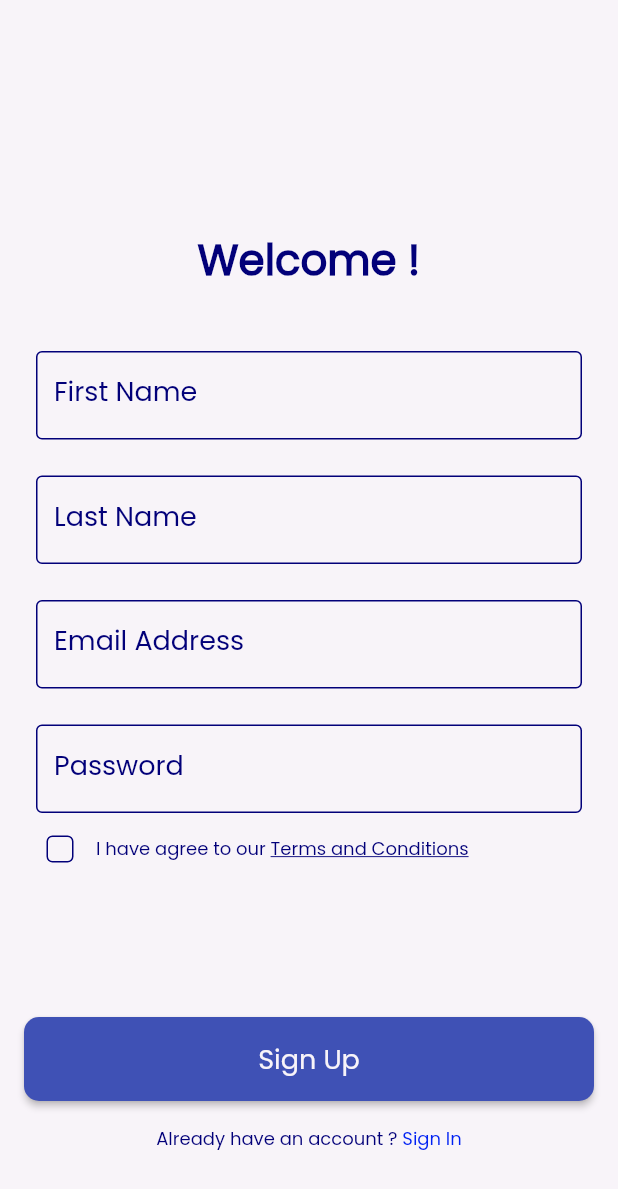
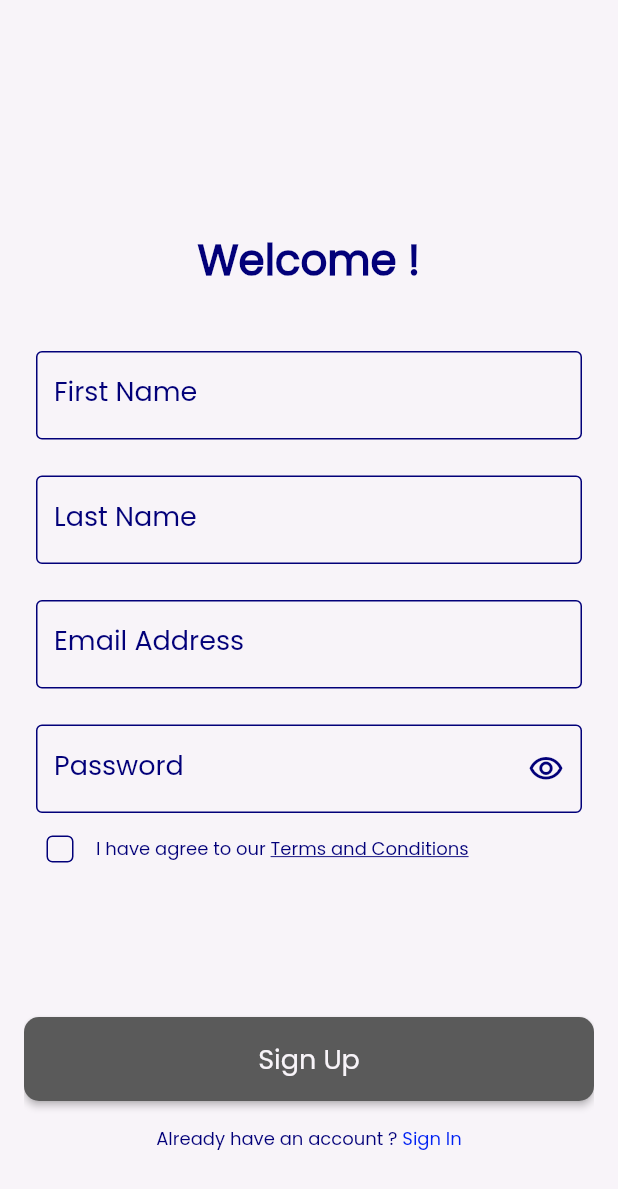
Before and after one commit to ahmedramadan-20/medical_center, a Flutter app: the SignUpView screen opened by its route, on a phone screen of 412 x 824 dp. Shown: the top 1189 px of the screen. Run offline on Flutter 3.47's test engine with Material 2 defaults, Android fonts, the light colour scheme and no system bars; our stand-ins replace firebase_auth, firebase_core, flutter_animate, flutter_bloc, fluttertoast, get_it and 2 more; accounts and stored records are empty.

Commit message:
sign up done

```diff
--- a/lib/core/routes/app_router.dart
+++ b/lib/core/routes/app_router.dart
@@ -1,10 +1,10 @@
 import 'package:flutter_bloc/flutter_bloc.dart';
 import 'package:go_router/go_router.dart';
-import 'package:medical_center/core/services/service_locator.dart';
 import 'package:medical_center/features/auth/presentation/auth_cubit/auth_cubit.dart';
 import 'package:medical_center/features/auth/presentation/views/sign_in_view.dart';
 import 'package:medical_center/features/on_boarding/presentation/view_model/cubit/on_boarding_cubit.dart';
 import '../../features/auth/presentation/views/sign_up_view.dart';
+import '../../features/home/presentation/views/home_view.dart';
 import '../../features/on_boarding/presentation/views/on_boarding_view.dart';
 import '../../features/splash/presentation/views/splash_view.dart';
 
@@ -23,15 +23,19 @@ final GoRouter router = GoRouter(routes: [
   GoRoute(
     path: '/signUp',
     builder: (context, state) => BlocProvider(
-      create: (context) => getIt<AuthCubit>(),
+      create: (context) => AuthCubit(),
       child: const SignUpView(),
     ),
   ),
   GoRoute(
     path: '/signIn',
     builder: (context, state) => BlocProvider(
-      create: (context) => getIt<AuthCubit>(),
+      create: (context) => AuthCubit(),
       child: const SignInView(),
     ),
   ),
+  GoRoute(
+    path: '/home',
+    builder: (context, state) => const HomeView(),
+  ),
 ]);
--- a/lib/features/auth/presentation/auth_cubit/auth_state.dart
+++ b/lib/features/auth/presentation/auth_cubit/auth_state.dart
@@ -1,4 +1,15 @@
 
 abstract class AuthState {}
 
-class AuthInitial extends AuthState {}
+final class AuthInitial extends AuthState {}
+
+
+final class SignUpLoadingState extends AuthState {}
+final class SignUpSuccessState extends AuthState {}
+final class SignUpErrorState extends AuthState {
+  final String errMessage;
+
+  SignUpErrorState({required this.errMessage});
+}
+final class TermsAndConditionsUpdateState extends AuthState {}
+final class ObscurePasswordTextUpdateState extends AuthState {}
--- a/lib/features/auth/presentation/views/sign_up_view.dart
+++ b/lib/features/auth/presentation/views/sign_up_view.dart
@@ -1,9 +1,7 @@
 import 'package:flutter/material.dart';
-import 'package:medical_center/core/widgets/custom_button.dart';
-
-import '../widgets/custom_text_field.dart';
+import 'package:medical_center/core/functions/navigator.dart';
+import '../widgets/custom_sign_up_form.dart';
 import '../widgets/have_an_account_widget.dart';
-import '../widgets/terms_and_conditions.dart';
 import '../widgets/welcome_text_widget.dart';
 
 class SignUpView extends StatelessWidget {
@@ -11,7 +9,7 @@ class SignUpView extends StatelessWidget {
 
   @override
   Widget build(BuildContext context) {
-    return Scaffold(
+    return  Scaffold(
       body: Padding(
         padding: const EdgeInsets.symmetric(horizontal: 16.0),
         child: CustomScrollView(
@@ -33,42 +31,28 @@ class SignUpView extends StatelessWidget {
               ),
             ),
             const SliverToBoxAdapter(
-              child: CustomTextField(labelText: 'First Name'),
-            ),
-            const SliverToBoxAdapter(
-              child: CustomTextField(labelText: 'Last Name'),
-            ),
-            const SliverToBoxAdapter(
-              child: CustomTextField(labelText: 'Email Address'),
-            ),
-            const SliverToBoxAdapter(
-              child: CustomTextField(labelText: 'Password'),
-            ),
-            const SliverToBoxAdapter(
-              child: TermsAndConditionsWidget(),
-            ),
-            const SliverToBoxAdapter(
-              child: SizedBox(
-                height: 88,
-              ),
-            ),
-            SliverToBoxAdapter(
-              child: CustomButton(
-                text: 'Sign Up',
-                onPressed: () {},
-              ),
+              child: CustomSignUpForm(),
             ),
             const SliverToBoxAdapter(
               child: SizedBox(
                 height: 16,
               ),
             ),
-            const SliverToBoxAdapter(
+            SliverToBoxAdapter(
               child: HaveAnAccountWidget(
                 text1: 'Already have an account ? ',
                 text2: 'Sign In',
+                onTap: (){
+                  customNavigate(context, '/signIn');
+                },
               ),
             ),
+            const SliverToBoxAdapter(
+              child: SizedBox(
+                height: 70,
+              ),
+            ),
+
           ],
         ),
       ),
--- a/lib/features/auth/presentation/widgets/custom_check_box.dart
+++ b/lib/features/auth/presentation/widgets/custom_check_box.dart
@@ -1,5 +1,7 @@
 
 import 'package:flutter/material.dart';
+import 'package:flutter_bloc/flutter_bloc.dart';
+import 'package:medical_center/features/auth/presentation/auth_cubit/auth_cubit.dart';
 
 import '../../../../core/utils/app_colors.dart';
 
@@ -25,6 +27,7 @@ class _CustomCheckBoxState extends State<CustomCheckBox> {
         onChanged: (newValue) {
           setState(() {
             value = newValue;
+            BlocProvider.of<AuthCubit>(context).updateTermsAndConditionsCheckBox(newValue: newValue);
           });
         });
   }
--- /dev/null
+++ b/lib/features/auth/presentation/widgets/custom_sign_up_form.dart
@@ -0,0 +1,92 @@
+import 'package:flutter/material.dart';
+import 'package:flutter_bloc/flutter_bloc.dart';
+import 'package:medical_center/core/functions/custom_toast.dart';
+import 'package:medical_center/core/functions/navigator.dart';
+import 'package:medical_center/core/utils/app_colors.dart';
+import 'package:medical_center/features/auth/presentation/auth_cubit/auth_cubit.dart';
+import 'package:medical_center/features/auth/presentation/widgets/terms_and_conditions.dart';
+import '../../../../core/widgets/custom_button.dart';
+import '../auth_cubit/auth_state.dart';
+import 'custom_text_field.dart';
+
+class CustomSignUpForm extends StatelessWidget {
+  const CustomSignUpForm({super.key});
+
+  @override
+  Widget build(BuildContext context) {
+    return BlocConsumer<AuthCubit, AuthState>(
+      listener: (context, state) {
+        if (state is SignUpSuccessState) {
+          showToast('Account Created Successfully!');
+          navigateReplacement(context, '/home');
+        } else if (state is SignUpErrorState) {
+          showToast(state.errMessage);
+        }
+      },
+      builder: (context, state) {
+        AuthCubit authCubit = BlocProvider.of<AuthCubit>(context);
+        return Form(
+          key: authCubit.signupFormKey,
+          child: Column(
+            children: [
+              CustomTextFormField(
+                labelText: 'First Name',
+                onChanged: (firstName) {
+                  authCubit.firstName = firstName;
+                },
+              ),
+              CustomTextFormField(
+                labelText: 'Last Name',
+                onChanged: (lastName) {
+                  authCubit.lastName = lastName;
+                },
+              ),
+              CustomTextFormField(
+                labelText: 'Email Address',
+                onChanged: (email) {
+                  authCubit.emailAddress = email;
+                },
+              ),
+              CustomTextFormField(
+                suffixIcon: IconButton(
+                  icon: Icon(
+                    authCubit.obscurePasswordTextValue == true
+                        ? Icons.visibility_outlined
+                        : Icons.visibility_off_outlined,
+                  ),
+                  onPressed: () {
+                    authCubit.obscurePasswordText();
+                  },
+                ),
+                labelText: 'Password',
+                obscureText: authCubit.obscurePasswordTextValue,
+                onChanged: (password) {
+                  authCubit.password = password;
+                },
+              ),
+              const TermsAndConditionsWidget(),
+              const SizedBox(height: 88),
+              state is SignUpLoadingState
+                  ? const CircularProgressIndicator(
+                      color: AppColors.primaryColor,
+                    )
+                  : CustomButton(
+                      color: authCubit.termsAndConditionsCheckBoxValue == false
+                          ? AppColors.deepGrey
+                          : null,
+                      text: 'Sign Up',
+                      onPressed: () {
+                        if (authCubit.termsAndConditionsCheckBoxValue == true) {
+                          if (authCubit.signupFormKey.currentState!
+                              .validate()) {
+                            authCubit.signUpWithEmailAndPassword();
+                          }
+                        }
+                      }),
+            ],
+          ),
+        );
+      },
+    );
+  }
+}
--- a/lib/features/auth/presentation/widgets/custom_text_field.dart
+++ b/lib/features/auth/presentation/widgets/custom_text_field.dart
@@ -3,17 +3,39 @@ import 'package:flutter/material.dart';
 import '../../../../core/utils/app_colors.dart';
 import '../../../../core/utils/app_text_styles.dart';
 
-class CustomTextField extends StatelessWidget {
-  const CustomTextField({super.key, required this.labelText});
+class CustomTextFormField extends StatelessWidget {
+  const CustomTextFormField(
+      {super.key,
+      required this.labelText,
+      this.onChanged,
+      this.onFieldSubmitted,
+      this.suffixIcon,
+      this.obscureText});
 
   final String labelText;
+  final Function(String)? onChanged;
+  final Function(String)? onFieldSubmitted;
+  final Widget? suffixIcon;
+  final bool? obscureText;
 
   @override
   Widget build(BuildContext context) {
     return Padding(
       padding: const EdgeInsets.only(right: 8.0, left: 8, top: 24),
-      child: TextField(
+      child: TextFormField(
+        validator: (value) {
+          if (value!.isEmpty) {
+            return 'This field is required!';
+          } else {
+            return null;
+          }
+        },
+        onChanged: onChanged,
+        onFieldSubmitted: onFieldSubmitted,
+        obscureText: obscureText ?? false,
         decoration: InputDecoration(
+          suffixIcon: suffixIcon,
+          suffixIconColor: AppColors.deepBlue,
           labelText: labelText,
           labelStyle: AppTextStyles.poppins500style18,
           border: getBorderStyle(),
--- a/lib/features/auth/presentation/widgets/have_an_account_widget.dart
+++ b/lib/features/auth/presentation/widgets/have_an_account_widget.dart
@@ -5,14 +5,17 @@ import '../../../../core/utils/app_text_styles.dart';
 
 class HaveAnAccountWidget extends StatelessWidget {
   const HaveAnAccountWidget(
-      {super.key, required this.text1, required this.text2});
+      {super.key, required this.text1, required this.text2, this.onTap});
 
   final String text1;
   final String text2;
+  final Function()? onTap;
 
   @override
   Widget build(BuildContext context) {
-    return Align(
+    return GestureDetector(
+      onTap: onTap,
+      child: Align(
         child: Text.rich(
           TextSpan(
             children: [
@@ -29,6 +32,7 @@ class HaveAnAccountWidget extends StatelessWidget {
             ],
           ),
         ),
+      ),
     );
   }
 }
--- a/pubspec.yaml
+++ b/pubspec.yaml
@@ -35,7 +35,7 @@ dependencies:
   # The following adds the Cupertino Icons font to your application.
   # Use with the CupertinoIcons class for iOS style icons.
   cupertino_icons: ^1.0.2
-  firebase_auth: ^4.10.0
+  firebase_auth: ^4.10.1
   firebase_core: ^2.16.0
   flutter_bloc: ^8.1.3
   bloc: ^8.1.2
```
Also changed, not shown: lib/core/functions/check_user_state.dart (added, +16 -0 lines), lib/core/functions/custom_toast.dart (added, +14 -0 lines), lib/features/auth/presentation/auth_cubit/auth_cubit.dart (+48 -0 lines), lib/features/home/presentation/views/home_view.dart (added, +26 -0 lines), lib/features/splash/presentation/views/splash_view.dart (+18 -15 lines), lib/main.dart (+3 -4 lines). Lines whose indentation alone changed are shown as unchanged.
